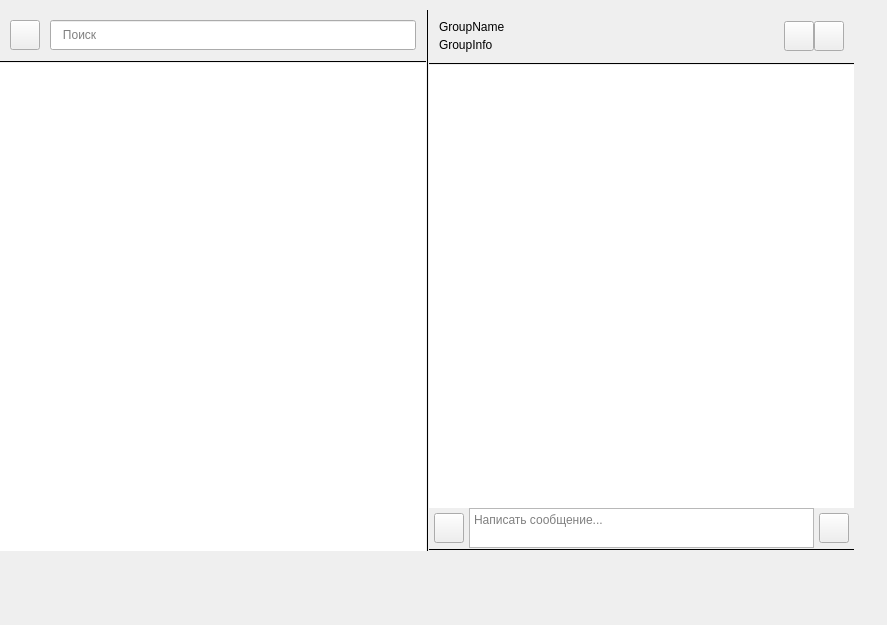
Qt form app/app-qt/src/mainwidget/mainwidget.ui (JMICKHs/jmickhenger) before a commit.
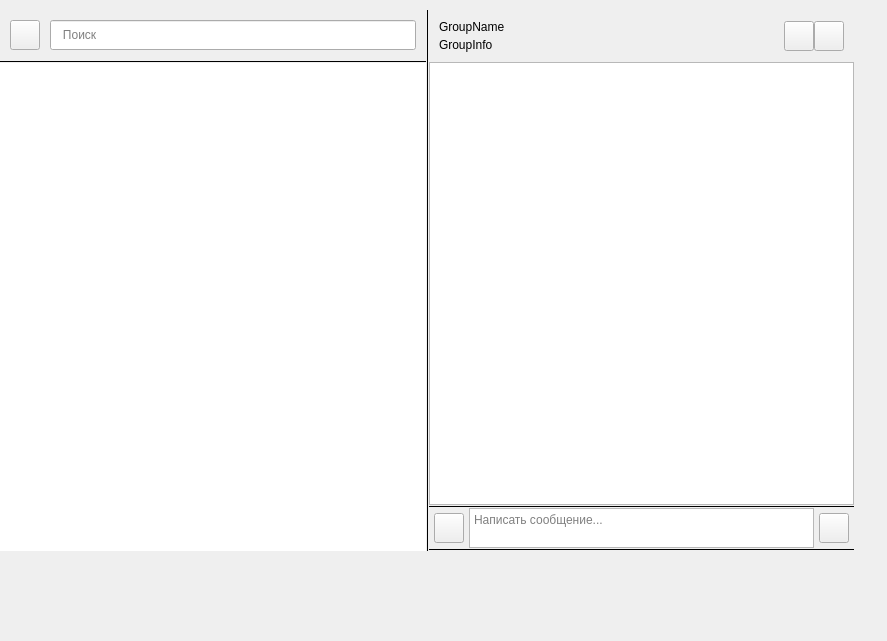
The same form after that commit. Custom widgets are drawn as their Qt base class.

```diff
--- a/app/app-qt/src/mainwidget/mainwidget.ui
+++ b/app/app-qt/src/mainwidget/mainwidget.ui
@@ -7,7 +7,7 @@
     <x>0</x>
     <y>0</y>
     <width>887</width>
-    <height>625</height>
+    <height>641</height>
    </rect>
   </property>
   <property name="windowTitle">
@@ -422,6 +422,9 @@
         </property>
        </spacer>
       </item>
+      <item>
+       <widget class="ChatView" name="chatList"/>
+      </item>
       <item>
        <widget class="Line" name="line_3">
         <property name="autoFillBackground">
@@ -452,19 +455,6 @@
         </property>
        </widget>
       </item>
-      <item>
-       <widget class="ChatView" name="chatList">
-        <property name="frameShape">
-         <enum>QFrame::NoFrame</enum>
-        </property>
-        <property name="lineWidth">
-         <number>0</number>
-        </property>
-        <property name="sizeAdjustPolicy">
-         <enum>QAbstractScrollArea::AdjustToContents</enum>
-        </property>
-       </widget>
-      </item>
       <item>
        <layout class="QHBoxLayout" name="horizontalLayout">
         <property name="spacing">
@@ -645,11 +635,6 @@
    <extends>QLineEdit</extends>
    <header>app-qt/src/custominputforms/custominputforms.h</header>
   </customwidget>
-  <customwidget>
-   <class>ChatView</class>
-   <extends>QListView</extends>
-   <header>app-qt/src/views/chatview.h</header>
-  </customwidget>
   <customwidget>
    <class>GroupListView</class>
    <extends>QListView</extends>
@@ -660,6 +645,11 @@
    <extends>QTextEdit</extends>
    <header>app-qt/src/chatinput/chatinput.h</header>
   </customwidget>
+  <customwidget>
+   <class>ChatView</class>
+   <extends>QListView</extends>
+   <header>app-qt/src/views/chatview.h</header>
+  </customwidget>
  </customwidgets>
  <resources/>
  <connections/>
```
